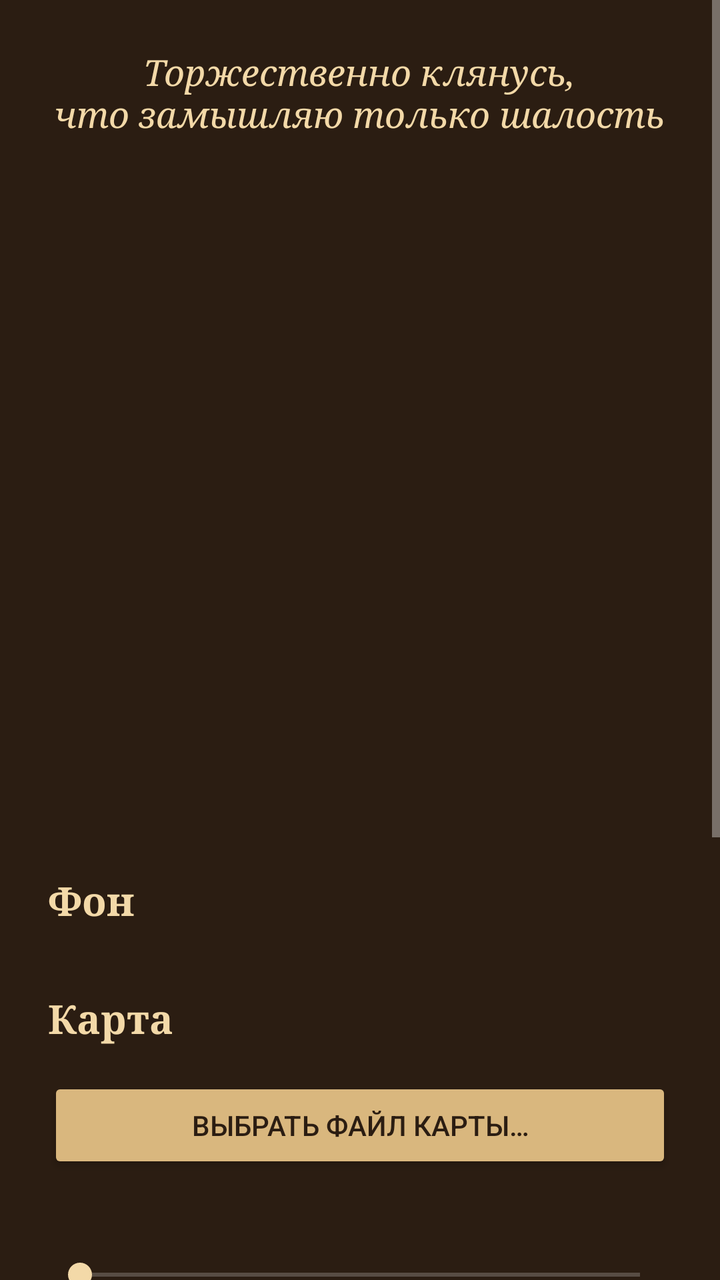
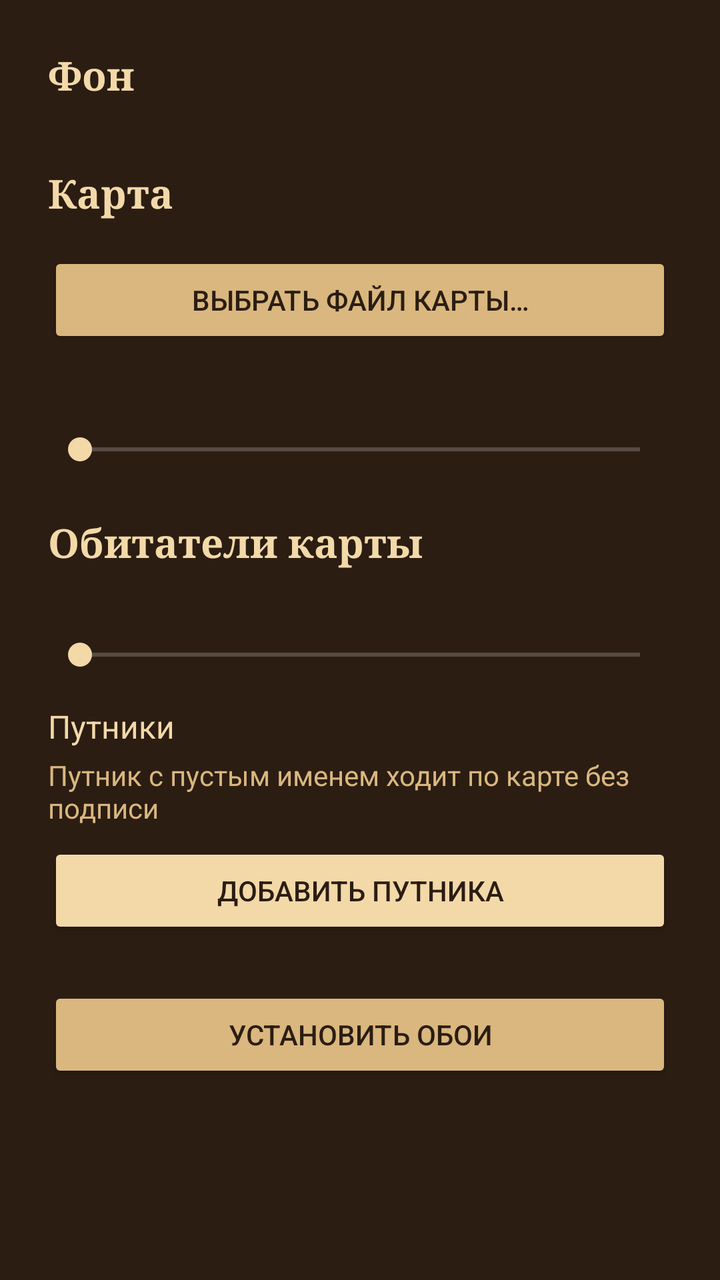

Before-and-after screenshots of an Android layout around one commit, followed by the original layout XML and the change that was made.
<!-- AndroidManifest.xml: application theme Theme.MaraudersMap -->
<!-- res/layout/activity_settings.xml -->
<?xml version="1.0" encoding="utf-8"?>
<ScrollView xmlns:android="http://schemas.android.com/apk/res/android"
    android:layout_width="match_parent"
    android:layout_height="match_parent"
    android:background="@color/ink"
    android:fitsSystemWindows="true">

    <LinearLayout
        android:layout_width="match_parent"
        android:layout_height="wrap_content"
        android:orientation="vertical"
        android:padding="24dp">

        <TextView
            android:layout_width="wrap_content"
            android:layout_height="wrap_content"
            android:layout_gravity="center_horizontal"
            android:fontFamily="serif"
            android:gravity="center"
            android:text="@string/oath"
            android:textColor="@color/parchment"
            android:textSize="18sp"
            android:textStyle="italic" />

        <ImageView
            android:id="@+id/preview"
            android:layout_width="wrap_content"
            android:layout_height="320dp"
            android:layout_gravity="center_horizontal"
            android:layout_marginTop="24dp"
            android:adjustViewBounds="true"
            android:contentDescription="@string/preview_description"
            android:scaleType="fitCenter" />

        <TextView
            android:layout_width="wrap_content"
            android:layout_height="wrap_content"
            android:layout_marginTop="24dp"
            android:fontFamily="serif"
            android:text="@string/background_title"
            android:textColor="@color/parchment"
            android:textSize="20sp"
            android:textStyle="bold" />

        <RadioGroup
            android:id="@+id/background_group"
            android:layout_width="match_parent"
            android:layout_height="wrap_content"
            android:layout_marginTop="8dp" />

        <Button
            android:id="@+id/pick_image"
            android:layout_width="match_parent"
            android:layout_height="wrap_content"
            android:layout_marginTop="8dp"
            android:backgroundTint="@color/parchment"
            android:text="@string/pick_image"
            android:textColor="@color/ink"
            android:visibility="gone" />

        <TextView
            android:layout_width="wrap_content"
            android:layout_height="wrap_content"
            android:layout_marginTop="24dp"
            android:fontFamily="serif"
            android:text="@string/map_title"
            android:textColor="@color/parchment"
            android:textSize="20sp"
            android:textStyle="bold" />

        <RadioGroup
            android:id="@+id/map_group"
            android:layout_width="match_parent"
            android:layout_height="wrap_content"
            android:layout_marginTop="8dp" />

        <TextView
            android:id="@+id/map_custom_name"
            android:layout_width="match_parent"
            android:layout_height="wrap_content"
            android:layout_marginTop="4dp"
            android:textColor="@color/parchment_dark"
            android:textSize="14sp"
            android:visibility="gone" />

        <Button
            android:id="@+id/pick_map"
            android:layout_width="match_parent"
            android:layout_height="wrap_content"
            android:layout_marginTop="8dp"
            android:backgroundTint="@color/parchment_dark"
            android:text="@string/map_pick"
            android:textColor="@color/ink" />

        <TextView
            android:id="@+id/map_intensity_label"
            android:layout_width="wrap_content"
            android:layout_height="wrap_content"
            android:layout_marginTop="16dp"
            android:textColor="@color/parchment"
            android:textSize="16sp" />

        <SeekBar
            android:id="@+id/map_intensity"
            android:layout_width="match_parent"
            android:layout_height="wrap_content"
            android:layout_marginTop="4dp"
            android:progressTint="@color/parchment"
            android:thumbTint="@color/parchment" />

        <TextView
            android:layout_width="wrap_content"
            android:layout_height="wrap_content"
            android:layout_marginTop="24dp"
            android:fontFamily="serif"
            android:text="@string/creatures_title"
            android:textColor="@color/parchment"
            android:textSize="20sp"
            android:textStyle="bold" />

        <TextView
            android:id="@+id/dementor_count_label"
            android:layout_width="wrap_content"
            android:layout_height="wrap_content"
            android:layout_marginTop="8dp"
            android:textColor="@color/parchment"
            android:textSize="16sp" />

        <SeekBar
            android:id="@+id/dementor_count"
            android:layout_width="match_parent"
            android:layout_height="wrap_content"
            android:layout_marginTop="4dp"
            android:progressTint="@color/parchment"
            android:thumbTint="@color/parchment" />

        <TextView
            android:layout_width="wrap_content"
            android:layout_height="wrap_content"
            android:layout_marginTop="16dp"
            android:text="@string/travelers_title"
            android:textColor="@color/parchment"
            android:textSize="16sp" />

        <TextView
            android:layout_width="wrap_content"
            android:layout_height="wrap_content"
            android:layout_marginTop="4dp"
            android:text="@string/travelers_hint"
            android:textColor="@color/parchment_dark"
            android:textSize="14sp" />

        <Button
            android:id="@+id/add_traveler"
            android:layout_width="match_parent"
            android:layout_height="wrap_content"
            android:layout_marginTop="8dp"
            android:backgroundTint="@color/parchment"
            android:text="@string/add_traveler"
            android:textColor="@color/ink" />

        <LinearLayout
            android:id="@+id/traveler_list"
            android:layout_width="match_parent"
            android:layout_height="wrap_content"
            android:orientation="vertical" />

        <Button
            android:id="@+id/set_wallpaper"
            android:layout_width="match_parent"
            android:layout_height="wrap_content"
            android:layout_marginTop="24dp"
            android:backgroundTint="@color/parchment_dark"
            android:text="@string/set_wallpaper"
            android:textColor="@color/ink" />
    </LinearLayout>
</ScrollView>
<!-- resources referenced by this layout -->
<resources>
  <color name="ink">#FF2B1D12</color>
  <color name="parchment">#FFF3D9A8</color>
  <color name="parchment_dark">#FFD9B77E</color>
  <string name="add_traveler">Добавить путника</string>
  <string name="background_title">Фон</string>
  <string name="creatures_title">Обитатели карты</string>
  <string name="map_pick">Выбрать файл карты…</string>
  <string name="map_title">Карта</string>
  <string name="oath">Торжественно клянусь,\nчто замышляю только шалость</string>
  <string name="pick_image">Выбрать другую картинку</string>
  <string name="preview_description">Предпросмотр обоев</string>
  <string name="set_wallpaper">Установить обои</string>
  <string name="travelers_hint">Путник с пустым именем ходит по карте без подписи</string>
  <string name="travelers_title">Путники</string>
  <style name="Theme.MaraudersMap" parent="android:Theme.Material.NoActionBar">
          <item name="android:colorPrimary">@color/ink</item>
          <item name="android:colorPrimaryDark">@color/ink</item>
          <item name="android:colorAccent">@color/parchment_dark</item>
          <item name="android:textColorPrimary">@color/parchment</item>
          <item name="android:windowBackground">@color/ink</item>
          <item name="android:statusBarColor">@color/ink</item>
          <item name="android:navigationBarColor">@color/ink</item>
      </style>
</resources>

<!-- the commit's change to res/layout/activity_settings.xml (unified diff, before → after) -->
@@ -14,28 +14,6 @@
         <TextView
             android:layout_width="wrap_content"
             android:layout_height="wrap_content"
-            android:layout_gravity="center_horizontal"
-            android:fontFamily="serif"
-            android:gravity="center"
-            android:text="@string/oath"
-            android:textColor="@color/parchment"
-            android:textSize="18sp"
-            android:textStyle="italic" />
-
-        <ImageView
-            android:id="@+id/preview"
-            android:layout_width="wrap_content"
-            android:layout_height="320dp"
-            android:layout_gravity="center_horizontal"
-            android:layout_marginTop="24dp"
-            android:adjustViewBounds="true"
-            android:contentDescription="@string/preview_description"
-            android:scaleType="fitCenter" />
-
-        <TextView
-            android:layout_width="wrap_content"
-            android:layout_height="wrap_content"
-            android:layout_marginTop="24dp"
             android:fontFamily="serif"
             android:text="@string/background_title"
             android:textColor="@color/parchment"
<!-- resource entries referenced after the edit -->
@@ -8,9 +8,7 @@
   <string name="creatures_title">Обитатели карты</string>
   <string name="map_pick">Выбрать файл карты…</string>
   <string name="map_title">Карта</string>
-  <string name="oath">Торжественно клянусь,\nчто замышляю только шалость</string>
   <string name="pick_image">Выбрать другую картинку</string>
-  <string name="preview_description">Предпросмотр обоев</string>
   <string name="set_wallpaper">Установить обои</string>
   <string name="travelers_hint">Путник с пустым именем ходит по карте без подписи</string>
   <string name="travelers_title">Путники</string>
